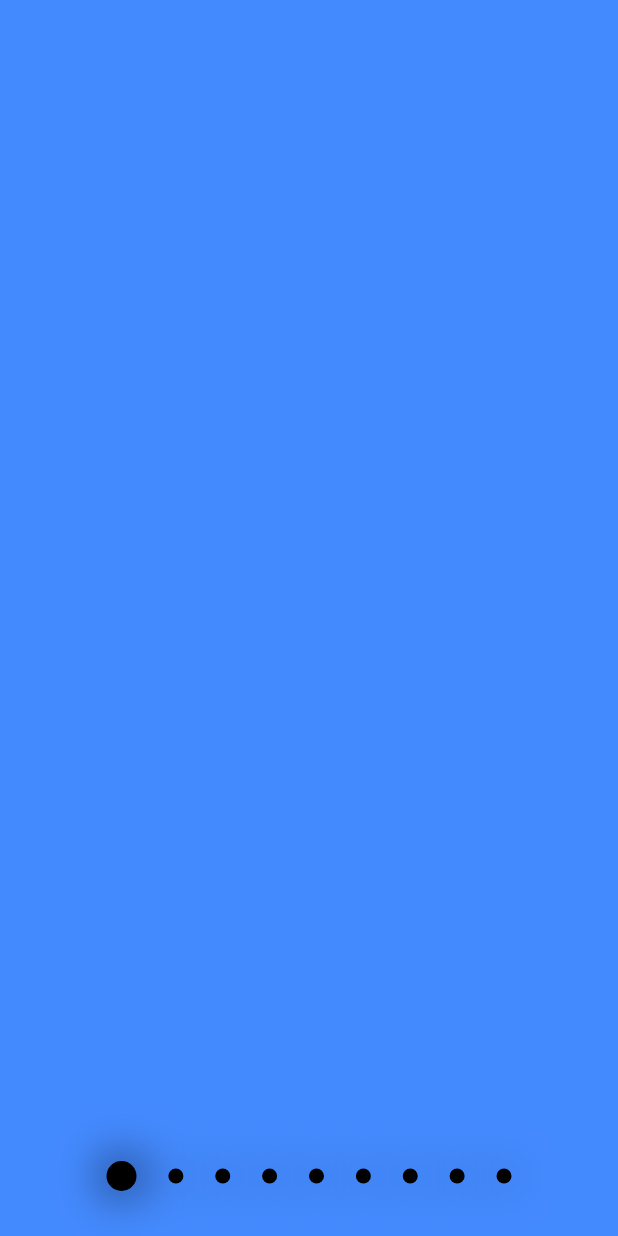
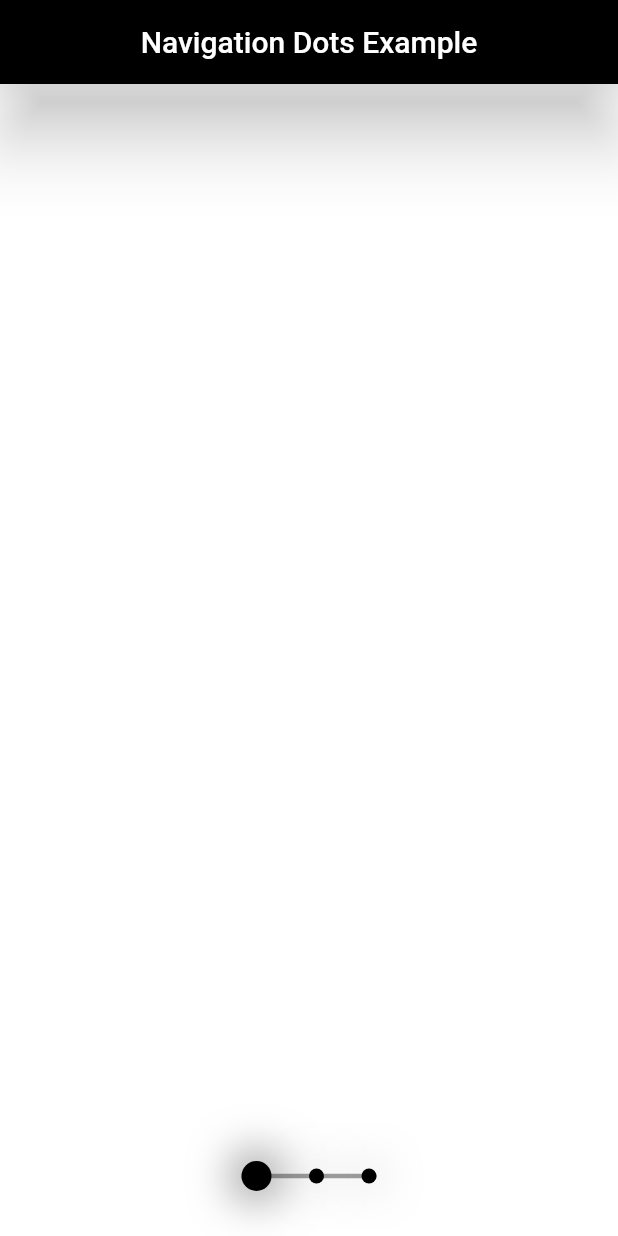
Before and after one commit to sxdpz23/navigation_dots, a Flutter app: the screen it shows after launch, on a phone screen of 412 x 824 dp. Run offline on Flutter 3.47's test engine with Material 2 defaults, Android fonts, the phone set to English and light mode, and no system bars.

Commit message:
Additions
- Added comments and descriptions to all
- Tinkered example to default use

```diff
--- a/example/lib/example.dart
+++ b/example/lib/example.dart
@@ -5,20 +5,25 @@ class NavigationDotsExample extends StatelessWidget {
 
   @override
   Widget build(BuildContext context) {
-    return NavigationDots(
-      keepScrollable: true,
-      showNavigatorBar: false,
-      children: <Widget>[
-        Container(color: Colors.blueAccent),
-        Container(color: Colors.white),
-        Container(color: Colors.pinkAccent),
-        Container(color: Colors.blueAccent),
-        Container(color: Colors.white),
-        Container(color: Colors.pinkAccent),
-        Container(color: Colors.blueAccent),
-        Container(color: Colors.white),
-        Container(color: Colors.pinkAccent),
-      ],
+    return Scaffold(
+      appBar: AppBar(
+        title: const Text('Navigation Dots Example',
+          softWrap: true,
+          style: TextStyle(
+            color: Colors.white
+          ),
+        ),
+        centerTitle: true,
+        elevation: 20.0,
+        backgroundColor: Colors.black,
+      ),
+      body: NavigationDots(
+        children: <Widget>[
+          Container(color: Colors.white),
+          Container(color: Colors.lightBlueAccent),
+          Container(color: Colors.blueGrey),
+        ],
+      ),
     );
   }
 }
--- a/lib/src/dock.dart
+++ b/lib/src/dock.dart
@@ -11,7 +11,7 @@ class Dock extends StatelessWidget {
   final Function onTapAction;
   final bool showBar;
 
-  Dock(
+  const Dock(
       {Key? key,
       required this.padding,
       required this.color,
@@ -44,10 +44,10 @@ class Dock extends StatelessWidget {
                     width: 30.0 * dotCount,
                   ),
                 )
-              : SizedBox(),
+              : const SizedBox(),
           Positioned(
             child: Center(
-              child: Container(
+              child: SizedBox(
                 width: 30.0 * dotCount,
                 child: Row(
                   mainAxisAlignment: MainAxisAlignment.spaceBetween,
--- a/lib/src/navigationDots.dart
+++ b/lib/src/navigationDots.dart
@@ -1,30 +1,54 @@
 part of '../navigation_dots.dart';
 
 class NavigationDots extends StatefulWidget {
-  /// The first page to show on widget create
+  /// The first page to show on widget create.
+  /// By default, the value assigned is `0`.
   final int initialPage;
+
+  /// The list of widgets which will become the pages or screens that are used
+  /// to display information. It also can be said as the required list of pages
+  /// that are needed to be displayed. This is a `required` field.
   final List<Widget> children;
 
-  /// On what axis should the pages scroll
+  /// The axis on which the pages should scroll or animate or to be swiped.
+  /// By default, this will be set to horizontal axis.
   final Axis scrollDirection;
 
-  /// `True` to keep pages scrollable on swipe or `False` for not keeping the pages scrollable on swipe
+  /// The boolean value To keep the pages switching on swipe gesture.
+  /// `True` to keep pages scrollable on swipe or `False` for not keeping the
+  /// pages scrollable on swipe.
+  /// By default, this will be set to false.
   final bool keepScrollable;
 
+  /// The content padding of the Dock (a.k.a. Navigator) which will contain the
+  /// widget elements which will be used to (or for triggering) navigate
+  /// between the pages.
+  /// By default, this is set to `10.0 pixels` from all sides.
   final EdgeInsets padding;
 
-  /// Navigator Color
+  /// The color of the Dock (a.k.a. Navigator) which will enclose the
+  /// navigation dots.
+  /// By default, this will be set to transparent or the root widget color.
   final Color dotsBackgroundColor;
 
+  /// The customizable bar for the Dock which will be shown behind the
+  /// navigation elements
   final NavigatorBar customBarStyle;
 
+  /// The customizable dot for the Dock which will be used for navigation
+  /// between the pages.
   final NavigatorDot customDotStyle;
 
+  /// The duration of animations used. By default, the value set is `500`
+  /// `milliseconds`.
   final Duration duration;
 
+  /// The boolean value that determines whether to show the bar behind the dots
+  /// or whether to hide them. `True` to show and `False` to hide the navigator
+  /// bar. By default, this value is set to true.
   final bool showNavigatorBar;
 
-  NavigationDots(
+  const NavigationDots(
       {Key? key,
       this.initialPage = 0,
       required this.children,
@@ -52,8 +76,14 @@ class NavigationDots extends StatefulWidget {
 
 class _NavigationDotsState extends State<NavigationDots>
     with SingleTickerProviderStateMixin {
+  /// The page controller assigned to the PageView used.
   PageController? pageController;
+
+  /// The animation controller assigned to the PageView used in order to
+  /// navigate between the pages.
   AnimationController? animationController;
+
+  /// The integer variable to set the current page value on page switch
   int currentPage = 0;
 
   @override
@@ -80,14 +110,13 @@ class _NavigationDotsState extends State<NavigationDots>
 
   @override
   Widget build(BuildContext context) {
-    return Container(
-      child: Stack(
+    return Stack(
       children: <Widget>[
         Positioned.fill(
           child: PageView(
             physics: widget.keepScrollable
-                  ? AlwaysScrollableScrollPhysics()
-                  : NeverScrollableScrollPhysics(),
+                ? const AlwaysScrollableScrollPhysics()
+                : const NeverScrollableScrollPhysics(),
             scrollDirection: widget.scrollDirection,
             controller: pageController!,
             children: widget.children,
@@ -110,7 +139,6 @@ class _NavigationDotsState extends State<NavigationDots>
           ),
         ),
       ],
-      ),
     );
   }
 
```
Also changed, not shown: lib/navigation_dots.dart (+20 -6 lines). Lines whose indentation alone changed are shown as unchanged.
